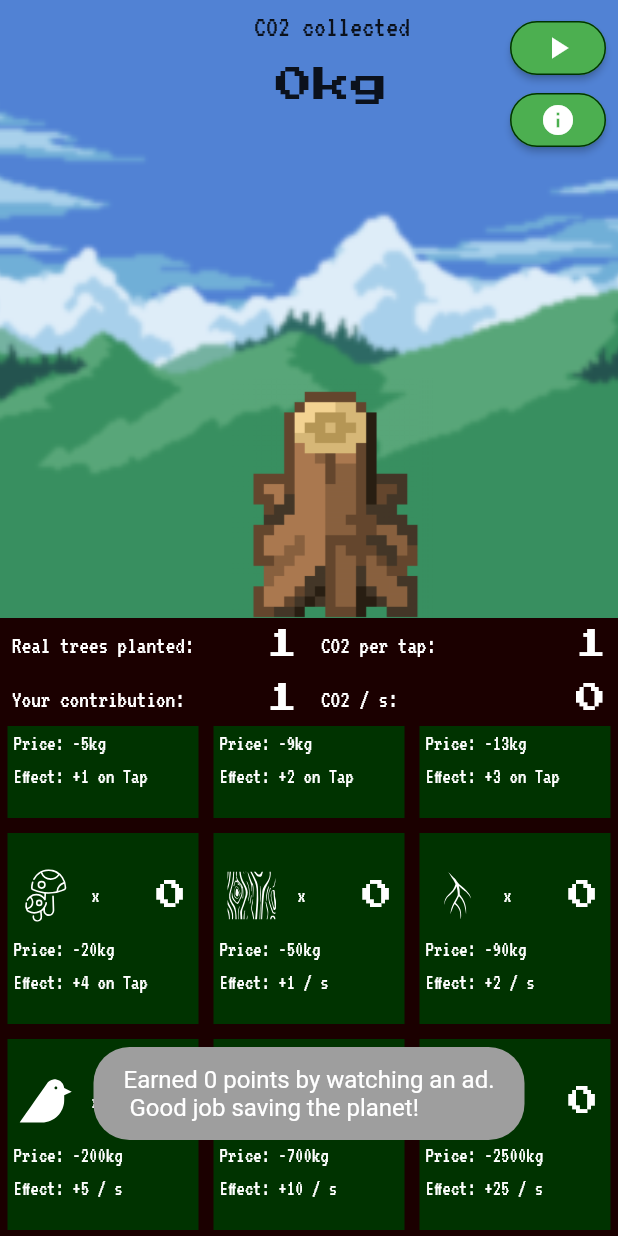
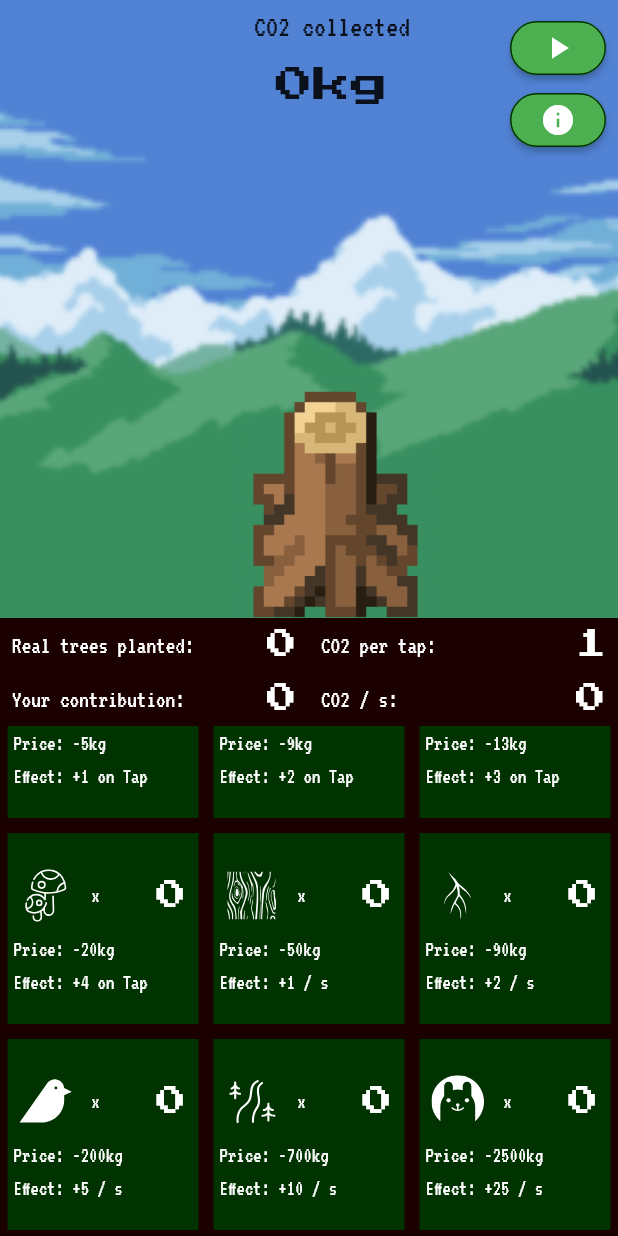
Before and after one commit to gereonelvers/tree-tapper, a Flutter app: the screen it shows after launch, scrolled down 483 dp, after a tap on the "play arrow" icon, on a phone screen of 412 x 824 dp. Run offline on Flutter 3.47's test engine with Material 2 defaults, Android fonts, the light colour scheme and no system bars; drawn by our look-alikes of auto_size_text; our stand-ins replace flutter_svg, fluttertoast, google_fonts, google_mobile_ads, shared_preferences; missing offline and left inert: flutter_statusbarcolor.

Commit message:
Fixed ads, persistence

```diff
--- a/lib/AdManager.dart
+++ /dev/null
@@ -1,40 +0,0 @@
-import 'package:flutter/material.dart';
-import 'package:fluttertoast/fluttertoast.dart';
-import 'package:google_mobile_ads/google_mobile_ads.dart';
-
-/// This class manages the ad-showing process
-class AdManager {
-  InterstitialAd myInterstitial;
-
-  // TODO: This does not work reliably right now. Why?
-  bool playAd() {
-    print('init ad');
-    final AdListener listener = AdListener(
-      onAdLoaded: (Ad ad) => {myInterstitial.show()},
-      onAdFailedToLoad: (Ad ad, LoadAdError error) => _toastNegative(),
-      onAdOpened: (Ad ad) => {print('Ad opened.')},
-      onAdClosed: (Ad ad) => {ad.dispose()},
-      onApplicationExit: (Ad ad) => {ad.dispose()},
-    );
-    myInterstitial = InterstitialAd(
-      // TODO: Set own key.
-      adUnitId: 'ca-app-pub-ca-app-pub-XXX',
-      request: AdRequest(),
-      listener: listener,
-    );
-    myInterstitial.load();
-    return true;
-  }
-
-  _toastNegative() {
-    Fluttertoast.showToast(
-        msg: "No ads right now, sorry",
-        toastLength: Toast.LENGTH_SHORT,
-        gravity: ToastGravity.BOTTOM,
-        timeInSecForIosWeb: 1,
-        backgroundColor: Colors.grey,
-        textColor: Colors.white,
-        fontSize: 16.0);
-    return false;
-  }
-}
--- a/lib/main.dart
+++ b/lib/main.dart
@@ -10,8 +10,6 @@ import 'package:shared_preferences/shared_preferences.dart';
 import 'package:tree_clicker/Multiplier.dart';
 import 'package:url_launcher/url_launcher.dart';
 import 'package:flutter_statusbarcolor/flutter_statusbarcolor.dart';
-
-import 'AdManager.dart';
 
 void main() {
   WidgetsFlutterBinding.ensureInitialized();
@@ -42,8 +40,22 @@ class TapperHomepage extends StatefulWidget {
 }
 
 class TapperHomePageState extends State<TapperHomepage>
-    with TickerProviderStateMixin {
-  AdManager adManager = AdManager();
+    with TickerProviderStateMixin, WidgetsBindingObserver {
+
+  final RewardedAd rewardedAd = RewardedAd(
+    // TODO: Set own ID
+    adUnitId: 'ca-app-pub-XXX',
+    request: AdRequest(),
+    listener: AdListener(
+      onRewardedAdUserEarnedReward: (RewardedAd ad, RewardItem reward) {
+        // TODO: fix reward
+      },
+      onAdClosed: (Ad ad) => ad.dispose(),
+      onApplicationExit: (Ad ad) => ad.dispose(),
+    ),
+  );
+
+
   Timer timer;
   int trees = 0;
   BigInt score = BigInt.from(0);
@@ -57,7 +69,7 @@ class TapperHomePageState extends State<TapperHomepage>
   );
   AssetImage backImg = AssetImage("assets/img/background.png");
 
-  // Syntax for new Multipliers: name, image (svg), multiplicationFactor, count, cost, type
+  // Syntax for new Multipliers: name (must be unique!), image (svg), multiplicationFactor, count, cost, type
   List<Multiplier> multipliers = [
     Multiplier("Leaves", "assets/img/leaf.svg", 1, 0, 5, MultiplierType.onTap),
     Multiplier("Branch", "assets/img/branch.svg", 2, 0, 9, MultiplierType.onTap),
@@ -68,23 +80,23 @@ class TapperHomePageState extends State<TapperHomepage>
     Multiplier("Birds", "assets/img/bird.svg", 5, 0, 200, MultiplierType.perSecond),
     Multiplier("River", "assets/img/river.svg", 10, 0, 700, MultiplierType.perSecond),
     Multiplier("Squirrels", "assets/img/squirrel.svg", 25, 0, 2500, MultiplierType.perSecond),
-    Multiplier("Leaves", "assets/img/leaf.svg", 1, 0, 5, MultiplierType.onTap),
-    Multiplier("Branch", "assets/img/branch.svg", 2, 0, 9, MultiplierType.onTap),
-    Multiplier("Stump", "assets/img/stump.svg", 3, 0, 13, MultiplierType.onTap),
-    Multiplier("Mushroom", "assets/img/mushroom.svg", 4, 0, 20, MultiplierType.onTap),
-    Multiplier("Bark", "assets/img/bark.svg", 1, 0, 50, MultiplierType.perSecond),
-    Multiplier("Roots", "assets/img/root.svg", 2, 0, 90, MultiplierType.perSecond),
-    Multiplier("Birds", "assets/img/bird.svg", 5, 0, 200, MultiplierType.perSecond),
-    Multiplier("River", "assets/img/river.svg", 10, 0, 700, MultiplierType.perSecond),
-    Multiplier("Squirrels", "assets/img/squirrel.svg", 25, 0, 2500, MultiplierType.perSecond),
+    Multiplier("Leaves1", "assets/img/leaf.svg", 1, 0, 5, MultiplierType.onTap),
+    Multiplier("Branch1", "assets/img/branch.svg", 2, 0, 9, MultiplierType.onTap),
+    Multiplier("Stump1", "assets/img/stump.svg", 3, 0, 13, MultiplierType.onTap),
+    Multiplier("Mushroom1", "assets/img/mushroom.svg", 4, 0, 20, MultiplierType.onTap),
+    Multiplier("Bark1", "assets/img/bark.svg", 1, 0, 50, MultiplierType.perSecond),
+    Multiplier("Roots1", "assets/img/root.svg", 2, 0, 90, MultiplierType.perSecond),
+    Multiplier("Birds1", "assets/img/bird.svg", 5, 0, 200, MultiplierType.perSecond),
+    Multiplier("River1", "assets/img/river.svg", 10, 0, 700, MultiplierType.perSecond),
+    Multiplier("Squirrels1", "assets/img/squirrel.svg", 25, 0, 2500, MultiplierType.perSecond),
   ];
 
   @override
   void initState() {
+    timer = Timer.periodic(Duration(seconds: 1), (Timer t) => incrementScoreLoop());
+    getData();
+    WidgetsBinding.instance.addObserver(this);
     super.initState();
-    getData();
-    timer =
-        Timer.periodic(Duration(seconds: 1), (Timer t) => incrementScoreLoop());
   }
 
   @override
@@ -97,6 +109,7 @@ class TapperHomePageState extends State<TapperHomepage>
   @override
   Widget build(BuildContext context) {
     FlutterStatusbarcolor.setStatusBarColor(Colors.black);
+    rewardedAd.load();
     return Scaffold(
         body: SafeArea(
             child: Column(children: [
@@ -433,22 +446,18 @@ class TapperHomePageState extends State<TapperHomepage>
     ])));
   }
 
-  playAd() {
-    if (adManager.playAd()) {
-      var reward = score / BigInt.from(10);
-      addScore(BigInt.from(score / BigInt.from(10)));
-      incrementTrees();
-      Fluttertoast.showToast(
-          msg: "Earned " +
-              reward.toInt().toString() +
-              " points by watching an ad.\n Good job saving the planet!",
-          toastLength: Toast.LENGTH_SHORT,
-          gravity: ToastGravity.BOTTOM,
-          timeInSecForIosWeb: 1,
-          backgroundColor: Colors.grey,
-          textColor: Colors.white,
-          fontSize: 16.0);
+  playAd() async {
+    if(await rewardedAd.isLoaded()) {
+      rewardedAd.show();
+      rewardUser();
+    } else {
+      rewardedAd.load();
     }
+  }
+
+  rewardUser() {
+    addScore(BigInt.from(score/BigInt.from(10)));
+    showToast("Congrats! You helped plant a tree. Enjoy the reward.");
   }
 
   incrementScoreLoop() {
@@ -482,10 +491,19 @@ class TapperHomePageState extends State<TapperHomepage>
   }
 
   tapMultiplier(int id) {
-    if (score > BigInt.from(multipliers[id].cost)) {
+    if (score >= BigInt.from(multipliers[id].cost)) {
       setState(() {
         score = score - BigInt.from(multipliers[id].cost);
         multipliers[id].count++;
+        calcScoreValues();
+      });
+    } else {
+      showToast("Not enough CO2 budget");
+    }
+  }
+
+  calcScoreValues() {
+    setState(() {
       onTapVal = 1;
       multipliers.forEach((multiplier) {
         if (multiplier.type == MultiplierType.onTap)
@@ -498,16 +516,6 @@ class TapperHomePageState extends State<TapperHomepage>
           perSecVal += multiplier.count * multiplier.multiplicationFactor;
       });
     });
-    } else {
-      Fluttertoast.showToast(
-          msg: "Not enough CO2 budget",
-          toastLength: Toast.LENGTH_SHORT,
-          gravity: ToastGravity.BOTTOM,
-          timeInSecForIosWeb: 1,
-          backgroundColor: Colors.grey,
-          textColor: Colors.white,
-          fontSize: 16.0);
-    }
   }
 
   addScore(BigInt bigI) {
@@ -527,24 +535,51 @@ class TapperHomePageState extends State<TapperHomepage>
     }
   }
 
-  Future<BigInt> saveScore() async {
-    SharedPreferences prefs = await SharedPreferences.getInstance();
-    return BigInt.from(prefs.getString("score") ?? 0);
+  void showToast(String t){
+    Fluttertoast.showToast(
+        msg: t,
+        toastLength: Toast.LENGTH_SHORT,
+        gravity: ToastGravity.BOTTOM,
+        timeInSecForIosWeb: 1,
+        backgroundColor: Colors.grey,
+        textColor: Colors.white,
+        fontSize: 16.0);
   }
 
-  // TODO make persistence work
-  // Get data from SharedPreferences (for persistence)
+  // Get data from SharedPreferences
   getData() async {
     SharedPreferences prefs = await SharedPreferences.getInstance();
-    score = BigInt.parse(prefs.getString("score") ?? "0");
-    var i = prefs.getInt("treesPlanted");
-    trees = i == null ? 0 : i;
+    var spScore = prefs.getString("score")??"0";
+    score = BigInt.parse(spScore);
+    trees = prefs.getInt("treesPlanted")??0;
+    multipliers.forEach((multiplier) {
+      multiplier.count = prefs.getInt(multiplier.name)??0;
+    });
+    calcScoreValues();
   }
 
+  // Save data to SharedPreferences
   saveData() async {
     SharedPreferences prefs = await SharedPreferences.getInstance();
     prefs.setInt("treesPlanted", trees);
     prefs.setString("score", score.toString());
-    print('Saving?');
+    multipliers.forEach((multiplier) {
+      prefs.setInt(multiplier.name, multiplier.count);
+    });
+  }
+
+  @override
+  void didChangeAppLifecycleState(AppLifecycleState state) {
+    switch (state) {
+      case AppLifecycleState.inactive:
+        break;
+      case AppLifecycleState.paused:
+        saveData();
+        break;
+      case AppLifecycleState.resumed:
+        break;
+      case AppLifecycleState.detached:
+        break;
     }
   }
+}
```
Lines whose indentation alone changed are shown as unchanged.
